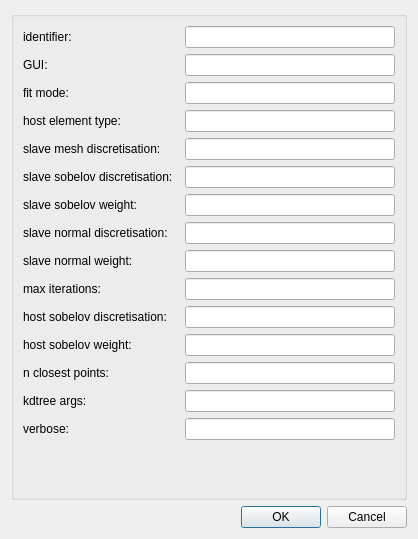
Old version of the form mapclientplugins/fieldworkhostmeshfittingstep/qt/configuredialog.ui in the repository mapclient-plugins/fieldworkhostmeshfittingstep.
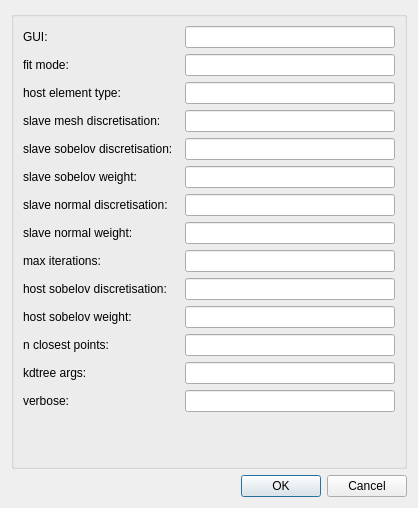
New version of the form.

Commit message:
Removed "identifier" attribute from configuration.
Identifiers are now automatically generated by the MAP Client.

The edit to the form file:
```diff
--- a/mapclientplugins/fieldworkhostmeshfittingstep/qt/configuredialog.ui
+++ b/mapclientplugins/fieldworkhostmeshfittingstep/qt/configuredialog.ui
@@ -7,7 +7,7 @@
     <x>0</x>
     <y>0</y>
     <width>418</width>
-    <height>539</height>
+    <height>508</height>
    </rect>
   </property>
   <property name="windowTitle">
@@ -21,153 +21,143 @@
      </property>
      <layout class="QFormLayout" name="formLayout">
       <item row="0" column="0">
-       <widget class="QLabel" name="label0">
-        <property name="text">
-         <string>identifier:  </string>
-        </property>
-       </widget>
-      </item>
-      <item row="0" column="1">
-       <widget class="QLineEdit" name="lineEdit0"/>
-      </item>
-      <item row="1" column="0">
        <widget class="QLabel" name="label1">
         <property name="text">
          <string>GUI:  </string>
         </property>
        </widget>
       </item>
-      <item row="1" column="1">
+      <item row="0" column="1">
        <widget class="QLineEdit" name="lineEdit1"/>
       </item>
-      <item row="2" column="0">
+      <item row="1" column="0">
        <widget class="QLabel" name="label2">
         <property name="text">
          <string>fit mode:  </string>
         </property>
        </widget>
       </item>
-      <item row="2" column="1">
+      <item row="1" column="1">
        <widget class="QLineEdit" name="lineEdit2"/>
       </item>
-      <item row="3" column="0">
+      <item row="2" column="0">
        <widget class="QLabel" name="label3">
         <property name="text">
          <string>host element type:  </string>
         </property>
        </widget>
       </item>
-      <item row="3" column="1">
+      <item row="2" column="1">
        <widget class="QLineEdit" name="lineEdit3"/>
       </item>
-      <item row="4" column="0">
+      <item row="3" column="0">
        <widget class="QLabel" name="label4">
         <property name="text">
          <string>slave mesh discretisation:  </string>
         </property>
        </widget>
       </item>
-      <item row="4" column="1">
+      <item row="3" column="1">
        <widget class="QLineEdit" name="lineEdit4"/>
       </item>
-      <item row="5" column="0">
+      <item row="4" column="0">
        <widget class="QLabel" name="label5">
         <property name="text">
          <string>slave sobelov discretisation:  </string>
         </property>
        </widget>
       </item>
-      <item row="5" column="1">
+      <item row="4" column="1">
        <widget class="QLineEdit" name="lineEdit5"/>
       </item>
-      <item row="6" column="0">
+      <item row="5" column="0">
        <widget class="QLabel" name="label6">
         <property name="text">
          <string>slave sobelov weight:  </string>
         </property>
        </widget>
       </item>
-      <item row="6" column="1">
+      <item row="5" column="1">
        <widget class="QLineEdit" name="lineEdit6"/>
       </item>
-      <item row="7" column="0">
+      <item row="6" column="0">
        <widget class="QLabel" name="label7">
         <property name="text">
          <string>slave normal discretisation:  </string>
         </property>
        </widget>
       </item>
-      <item row="7" column="1">
+      <item row="6" column="1">
        <widget class="QLineEdit" name="lineEdit7"/>
       </item>
-      <item row="8" column="0">
+      <item row="7" column="0">
        <widget class="QLabel" name="label8">
         <property name="text">
          <string>slave normal weight:  </string>
         </property>
        </widget>
       </item>
-      <item row="8" column="1">
+      <item row="7" column="1">
        <widget class="QLineEdit" name="lineEdit8"/>
       </item>
-      <item row="9" column="0">
+      <item row="8" column="0">
        <widget class="QLabel" name="label9">
         <property name="text">
          <string>max iterations:  </string>
         </property>
        </widget>
       </item>
-      <item row="9" column="1">
+      <item row="8" column="1">
        <widget class="QLineEdit" name="lineEdit9"/>
       </item>
-      <item row="10" column="0">
+      <item row="9" column="0">
        <widget class="QLabel" name="label10">
         <property name="text">
          <string>host sobelov discretisation:  </string>
         </property>
        </widget>
       </item>
-      <item row="10" column="1">
+      <item row="9" column="1">
        <widget class="QLineEdit" name="lineEdit10"/>
       </item>
-      <item row="11" column="0">
+      <item row="10" column="0">
        <widget class="QLabel" name="label11">
         <property name="text">
          <string>host sobelov weight:  </string>
         </property>
        </widget>
       </item>
-      <item row="11" column="1">
+      <item row="10" column="1">
        <widget class="QLineEdit" name="lineEdit11"/>
       </item>
-      <item row="12" column="0">
+      <item row="11" column="0">
        <widget class="QLabel" name="label12">
         <property name="text">
          <string>n closest points:  </string>
         </property>
        </widget>
       </item>
-      <item row="12" column="1">
+      <item row="11" column="1">
        <widget class="QLineEdit" name="lineEdit12"/>
       </item>
-      <item row="13" column="0">
+      <item row="12" column="0">
        <widget class="QLabel" name="label13">
         <property name="text">
          <string>kdtree args:  </string>
         </property>
        </widget>
       </item>
-      <item row="13" column="1">
+      <item row="12" column="1">
        <widget class="QLineEdit" name="lineEdit13"/>
       </item>
-      <item row="14" column="0">
+      <item row="13" column="0">
        <widget class="QLabel" name="label14">
         <property name="text">
          <string>verbose:  </string>
         </property>
        </widget>
       </item>
-      <item row="14" column="1">
+      <item row="13" column="1">
        <widget class="QLineEdit" name="lineEdit14"/>
       </item>
      </layout>
```
The commit also changes 3 other files.
